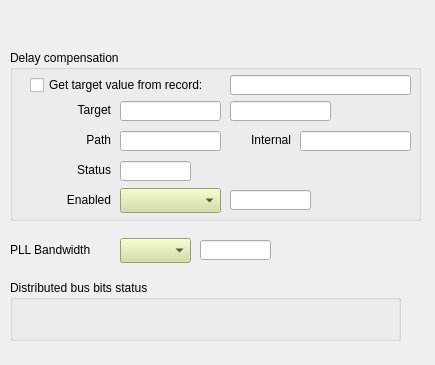
paulscherrerinstitute/mrfioc2, file evrMrmApp/opi/EVR/G_EVR_PCIe_misc.ui: the form before one commit.
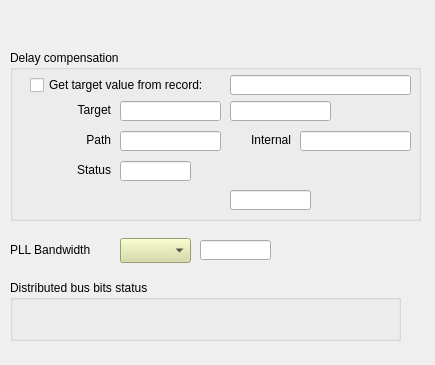
The form after the commit. Custom widgets are drawn as their Qt base class.

Commit message: GUI: Display for delay compensation enable/disable changed

What changed in the file:
```diff
--- a/evrMrmApp/opi/EVR/G_EVR_PCIe_misc.ui
+++ b/evrMrmApp/opi/EVR/G_EVR_PCIe_misc.ui
@@ -337,38 +337,6 @@
       <bool>true</bool>
      </property>
     </widget>
-    <widget class="caMenu" name="camenu_3">
-     <property name="geometry">
-      <rect>
-       <x>110</x>
-       <y>138</y>
-       <width>101</width>
-       <height>25</height>
-      </rect>
-     </property>
-     <property name="styleSheet">
-      <string notr="true">background-color: rgb(212, 219, 157);</string>
-     </property>
-     <property name="channel" stdset="0">
-      <string notr="true">$(SYS)-$(DEVICE):DlyCompensation-Enabled-Sel</string>
-     </property>
-    </widget>
-    <widget class="QLabel" name="label_6">
-     <property name="geometry">
-      <rect>
-       <x>30</x>
-       <y>141</y>
-       <width>71</width>
-       <height>17</height>
-      </rect>
-     </property>
-     <property name="text">
-      <string>Enabled</string>
-     </property>
-     <property name="alignment">
-      <set>Qt::AlignRight|Qt::AlignTrailing|Qt::AlignVCenter</set>
-     </property>
-    </widget>
     <widget class="caToggleButton" name="catogglebutton">
      <property name="geometry">
       <rect>
@@ -410,6 +378,52 @@
       <bool>true</bool>
      </property>
     </widget>
+    <widget class="caChoice" name="cachoice">
+     <property name="geometry">
+      <rect>
+       <x>20</x>
+       <y>140</y>
+       <width>191</width>
+       <height>20</height>
+      </rect>
+     </property>
+     <property name="toolTip">
+      <string>Enable or disable delay compensation</string>
+     </property>
+     <property name="channel" stdset="0">
+      <string notr="true">$(SYS)-$(DEVICE):DlyCompensation-Enabled-Sel</string>
+     </property>
+     <property name="foreground">
+      <color>
+       <red>0</red>
+       <green>0</green>
+       <blue>0</blue>
+      </color>
+     </property>
+     <property name="background">
+      <color>
+       <red>212</red>
+       <green>219</green>
+       <blue>157</blue>
+      </color>
+     </property>
+     <property name="bordercolor">
+      <color>
+       <red>0</red>
+       <green>0</green>
+       <blue>0</blue>
+      </color>
+     </property>
+     <property name="colorMode">
+      <enum>caChoice::Static</enum>
+     </property>
+     <property name="stackingMode" stdset="0">
+      <enum>caChoice::Column</enum>
+     </property>
+     <property name="endBit">
+      <number>1</number>
+     </property>
+    </widget>
    </widget>
   </widget>
  </widget>
@@ -419,6 +433,11 @@
    <extends>QComboBox</extends>
    <header>caMenu</header>
   </customwidget>
+  <customwidget>
+   <class>caChoice</class>
+   <extends>QWidget</extends>
+   <header>caChoice</header>
+  </customwidget>
   <customwidget>
    <class>caRelatedDisplay</class>
    <extends>QWidget</extends>
```
The commit also changes 1 other file.
